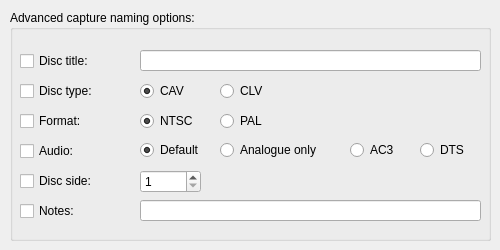
simoninns/DomesdayDuplicator-gui-app, file Linux-Application/DomesdayDuplicator/advancednamingdialog.ui: the form before one commit.
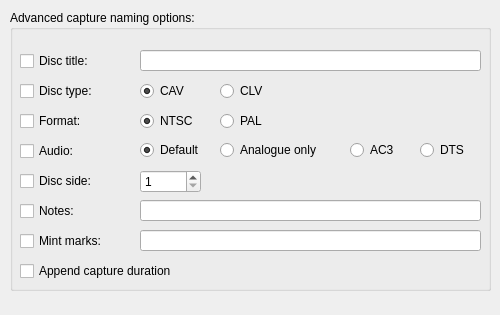
The form after the commit.

What changed in the file:
```diff
--- a/Linux-Application/DomesdayDuplicator/advancednamingdialog.ui
+++ b/Linux-Application/DomesdayDuplicator/advancednamingdialog.ui
@@ -7,7 +7,7 @@
     <x>0</x>
     <y>0</y>
     <width>500</width>
-    <height>250</height>
+    <height>315</height>
    </rect>
   </property>
   <property name="minimumSize">
@@ -25,7 +25,7 @@
      <x>10</x>
      <y>10</y>
      <width>481</width>
-     <height>231</height>
+     <height>281</height>
     </rect>
    </property>
    <property name="title">
@@ -285,6 +285,42 @@
      <number>999</number>
     </property>
    </widget>
+   <widget class="QCheckBox" name="mintCheckBox">
+    <property name="geometry">
+     <rect>
+      <x>10</x>
+      <y>220</y>
+      <width>111</width>
+      <height>22</height>
+     </rect>
+    </property>
+    <property name="text">
+     <string>Mint marks:</string>
+    </property>
+   </widget>
+   <widget class="QLineEdit" name="mintLineEdit">
+    <property name="geometry">
+     <rect>
+      <x>130</x>
+      <y>220</y>
+      <width>341</width>
+      <height>21</height>
+     </rect>
+    </property>
+   </widget>
+   <widget class="QCheckBox" name="durationCheckBox">
+    <property name="geometry">
+     <rect>
+      <x>10</x>
+      <y>250</y>
+      <width>231</width>
+      <height>22</height>
+     </rect>
+    </property>
+    <property name="text">
+     <string>Append capture duration</string>
+    </property>
+   </widget>
   </widget>
  </widget>
  <tabstops>
```
Left out of the diff: 2 changed lines with no effect on the pictures.
